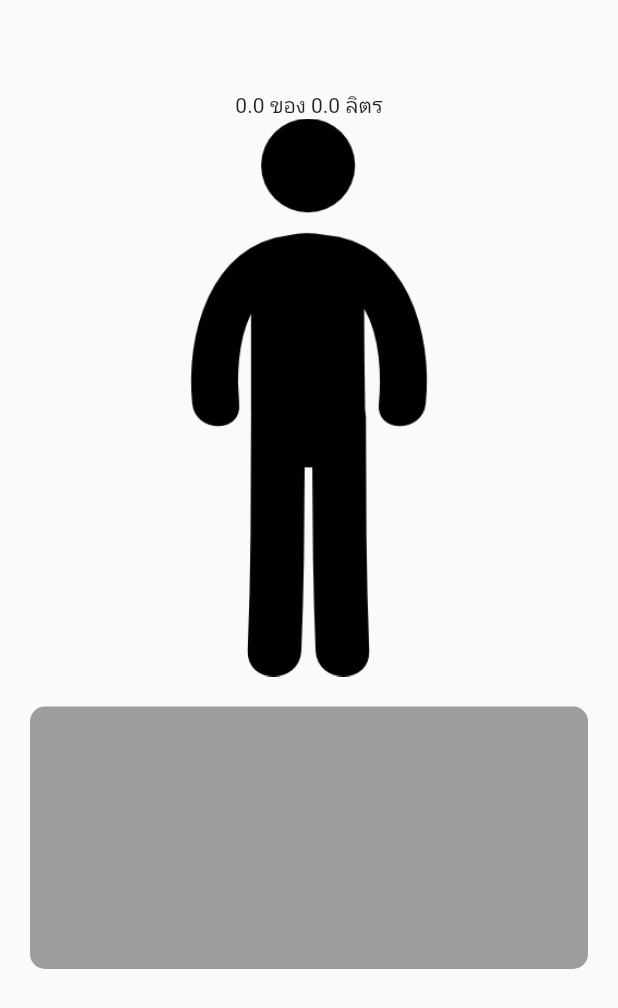
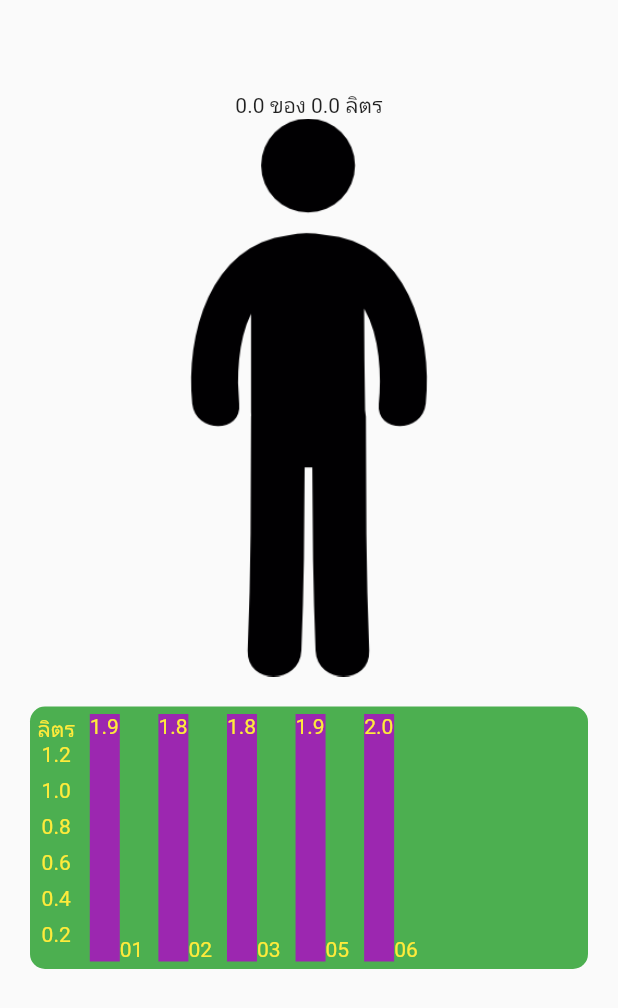
Before and after one commit to JaturonSan/drinks_water, a Flutter app: the MainScreen screen opened directly, on a phone screen of 412 x 824 dp. Shown: the top 1008 px of the screen. Run offline on Flutter 3.47's test engine with Material 2 defaults, Android fonts, the phone set to English and light mode, and no system bars; our stand-ins replace fluttertoast, form_field_validator, shared_preferences; accounts and stored records are empty.

Commit message:
เพิ่มส่วนกราฟให้อยู่ในคาสไฟล์ element

```diff
--- /dev/null
+++ b/lib/elements/watergraph.dart
@@ -0,0 +1,92 @@
+import 'package:flutter/material.dart';
+
+class WaterGraph extends StatelessWidget {
+  double width;
+  double height;
+  double myWater;
+  Color bgColor;
+  Color graphColor;
+  Color txtColor;
+  // ค่าปริมาณน้ำที่มาจากหลังบ้าน จะมีวันที่ , ปริมาณน้ำ
+  List waterHistory;
+
+  WaterGraph({
+    super.key,
+    this.width = 400,
+    this.height = 175,
+    required this.myWater,
+    required this.bgColor,
+    required this.graphColor,
+    required this.txtColor,
+    required this.waterHistory,
+  });
+  // แท่งกราฟบนกราฟ
+  List<Widget> graps = [];
+  // ค่ากราฟแกน X ค่าปริมาณน้ำหน่วยลิตร
+  List<Widget> axisXwater = [];
+
+  void getAxisXvalue(double waters) {
+    var d = (waters+1)/6;
+    double n = 0;
+    for(var i=0;i<6; i++) {
+      n=double.parse((n+d).toStringAsFixed(1));
+      axisXwater.insert(0,const SizedBox(height: 8,));
+      axisXwater.insert(0,
+        Text(n.toString(), style: TextStyle(color: txtColor)),
+      );
+    }
+    axisXwater.insert(0, Text('ลิตร', style: TextStyle(color: txtColor)));
+  }
+
+  void getGraphWater() async {
+    getAxisXvalue(myWater);
+    waterHistory.forEach((value){
+      graps.add(const SizedBox(height: 10,width: 10,));
+      graps.add(
+        Stack(
+          fit: StackFit.loose,
+          children: [
+            Container(
+              width: 20,
+              height: (value["waters"]/myWater)*100,
+              decoration: BoxDecoration(color: graphColor),
+              child: null,
+            ),
+            Text(value["waters"].toString(), style: TextStyle(color: txtColor)),
+
+          ],
+        ),
+      );
+      graps.add(Text('${value["date_BE"].split("-")[2]}', style: TextStyle(color: txtColor)),);
+    });
+  }
+
+  @override
+  Widget build(BuildContext context) {
+    getGraphWater();
+    return Container(
+      width: width,
+      height: height,
+      decoration: BoxDecoration(
+        borderRadius: const BorderRadius.all(Radius.circular(10.0)),
+        color: bgColor,
+      ),
+      child: Padding(
+        padding: const EdgeInsets.all(5.0),
+        child: Row(
+          crossAxisAlignment: CrossAxisAlignment.end,
+          children: <Widget>[
+            Column(
+              crossAxisAlignment: CrossAxisAlignment.center,
+              children: axisXwater
+            ),
+            Row(
+              crossAxisAlignment: CrossAxisAlignment.end,
+              children: graps,
+            ),
+          ],
+        ),
+      ),
+    );
+  }
+}
--- a/lib/screens/mainscreen.dart
+++ b/lib/screens/mainscreen.dart
@@ -1,3 +1,4 @@
+import 'package:drinks_water/elements/watergraph.dart';
 import 'package:flutter/material.dart';
 import 'package:shared_preferences/shared_preferences.dart';
 
@@ -16,68 +17,23 @@ class _MainScreenState extends State<MainScreen> {
   Color buttonTextColor = Colors.black;
   // ขนาดตัวหนังสือ
   double textSize = 16.0;
+  // จำนวนน้ำที่กิน ณ ตอนนี้
+  double currentWater = 0;
   // จำนวนน้ำที่ผู้ใช้ต้องได้รับเป็นลิตร
   double myWater = 0;
-  // จำนวนน้ำที่กิน ณ ตอนนี้
-  double currentWater = 0;
-
-  // แท่งกราฟบนกราฟ
-  List<Widget> graps = [];
-  // ค่าปริมาณน้ำที่มาจากหลังบ้าน จะมีวันที่ , ปริมาณน้ำ
-  List waterHistory = [{'date_BE':'2023-06-01','waters':1.9},{'date_BE':'2023-06-02','waters':1.8},{'date_BE':'2023-06-03','waters':1.8},{'date_BE':'2023-06-05','waters':1.9},{'date_BE':'2023-06-06','waters':2.0}];
-  // ค่ากราฟแกน X ค่าปริมาณน้ำหน่วยลิตร
-  List<Widget> axisXwater = [];
-
-  void getAxisXvalue(double waters) {
-    var d = (waters+1)/6;
-    double n = 0;
-    for(var i=0;i<6; i++) {
-      n=double.parse((n+d).toStringAsFixed(1));
-      axisXwater.insert(0,const SizedBox(height: 8,));
-      axisXwater.insert(0,
-        Text(n.toString()),
-      );
-    }
-    axisXwater.insert(0, const Text('ลิตร'));
-  }
-
-  void getGraphWater() async {
-    myWater = await getMyWater();
-    getAxisXvalue(myWater);
-    waterHistory.forEach((value){
-      graps.add(const SizedBox(height: 10,width: 10,));
-      graps.add(
-        Stack(
-          fit: StackFit.loose,
-          children: [
-            Container(
-              width: 20,
-              height: (value["waters"]/myWater)*100,
-              decoration: const BoxDecoration(color: Colors.blue),
-              child: null,
-            ),
-            Text(value["waters"].toString()),
-
-          ],
-        ),
-      );
-      graps.add(Text('${value["date_BE"].split("-")[2]}'),);
-    });
-  }
 
   // เรียกจำนวนน้ำที่ผู้ใช้ใส่เข้ามาเป็นลิตรโดยใช้ SharedPreferences
-  Future<double> getMyWater() async {
+  void getMyWater() async {
     final SharedPreferences sharedpreferences = await SharedPreferences.getInstance();
     setState(() {
       myWater = sharedpreferences.getDouble('userWater')!;
     });
-    return myWater;
   }
 
   @override
   void initState() {
     super.initState();
-    getGraphWater();
+    getMyWater();
   }
 
   @override
@@ -94,29 +50,12 @@ class _MainScreenState extends State<MainScreen> {
               Text('$currentWater ของ $myWater ลิตร'),
               Image.asset('assets/human-body.png'),
               box,
-              Container(
-                width: 400,
-                height: 175,
-                decoration: const BoxDecoration(
-                  borderRadius: BorderRadius.all(Radius.circular(10.0)),
-                  color: Colors.grey,
-                ),
-                child: Padding(
-                  padding: const EdgeInsets.all(5.0),
-                  child: Row(
-                    crossAxisAlignment: CrossAxisAlignment.end,
-                    children: <Widget>[
-                      Column(
-                        crossAxisAlignment: CrossAxisAlignment.center,
-                        children: axisXwater
-                      ),
-                      Row(
-                        crossAxisAlignment: CrossAxisAlignment.end,
-                        children: graps,
-                      ),
-                    ],
-                  ),
-                ),
+              WaterGraph(
+                myWater: myWater,
+                bgColor: Colors.green,
+                graphColor: Colors.purple,
+                txtColor: Colors.yellow,
+                waterHistory: const [{'date_BE':'2023-06-01','waters':1.9},{'date_BE':'2023-06-02','waters':1.8},{'date_BE':'2023-06-03','waters':1.8},{'date_BE':'2023-06-05','waters':1.9},{'date_BE':'2023-06-06','waters':2.0}],
               ),
             ],
           ),
```
